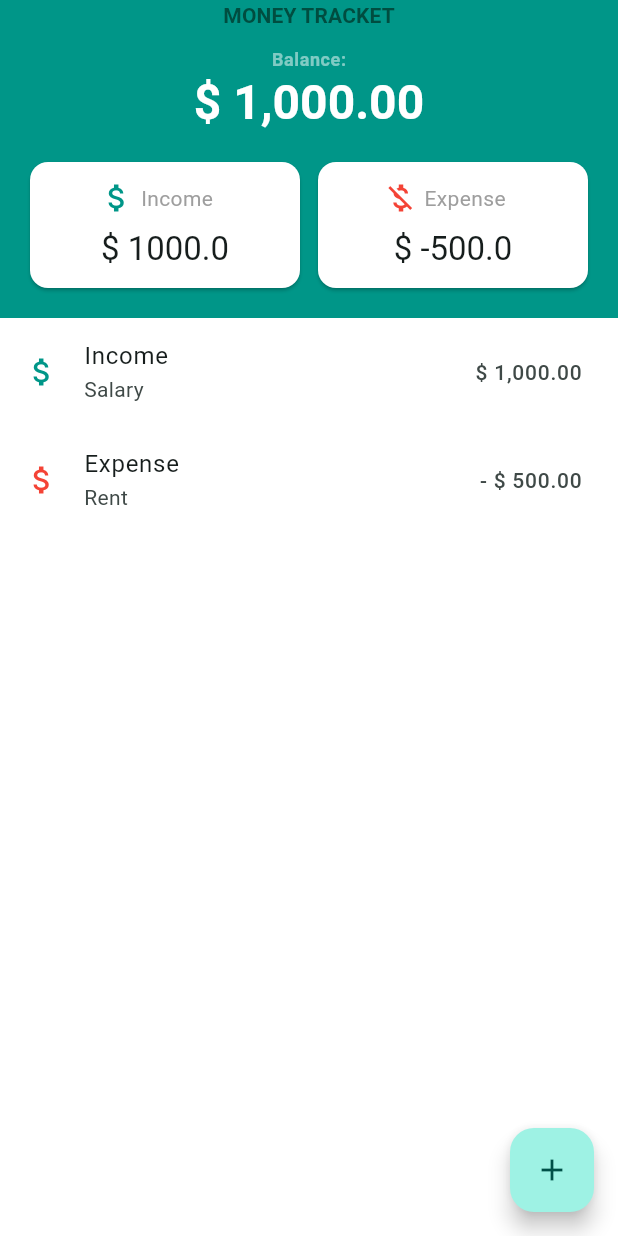
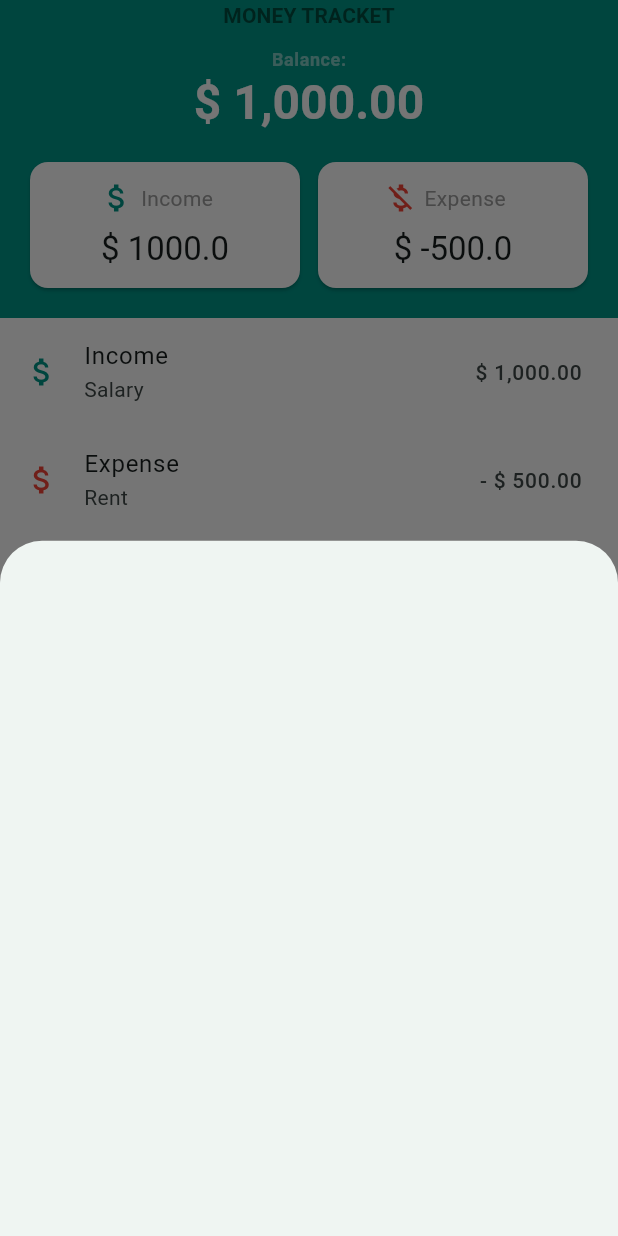
Before and after one commit to EduardoCastillo87/money_tracker, a Flutter app: the screen it shows after launch, after a tap on the "add" icon, on a phone screen of 412 x 824 dp. Run offline on Flutter 3.47's test engine with Material 3 defaults, Android fonts, the phone set to English and light mode, and no system bars.

```diff
--- a/lib/view/home_screen.dart
+++ b/lib/view/home_screen.dart
@@ -15,7 +15,15 @@ class HomeScreen extends StatelessWidget {
         child: Column(children: [homeHeader(), Transactions_list()]),
       ),
       floatingActionButton: FloatingActionButton(
-        onPressed: () {},
+        onPressed: () {
+          // Show a bottom sheed to add transaction
+          showModalBottomSheet(
+            context: context,
+            builder: (context) {
+              return Container();
+            },
+          );
+        },
         child: const Icon(Icons.add),
       ),
     );
```
